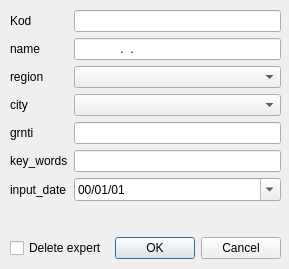
First picture: the form in addnewexpert.ui, repository LebedevRI/dbms, before the edit.
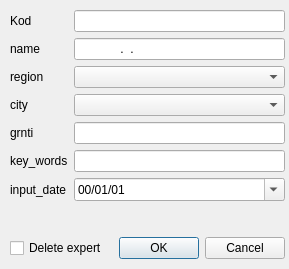
Second picture: the form after the edit.

Commit message: Fix adding, preliminary scrollTo

```diff
--- a/addnewexpert.ui
+++ b/addnewexpert.ui
@@ -24,7 +24,7 @@
     <rect>
      <x>10</x>
      <y>10</y>
-     <width>271</width>
+     <width>275</width>
      <height>249</height>
     </rect>
    </property>
```
Left out of the diff: 3 changed lines with no effect on the pictures. The commit also changes 2 other files.
